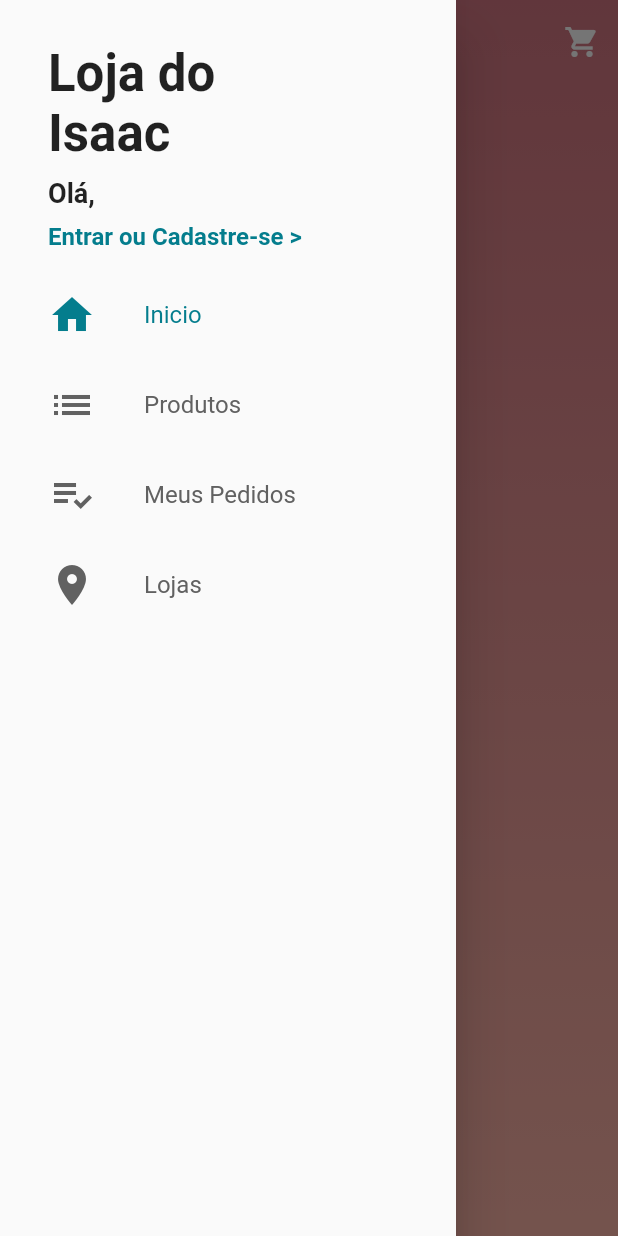
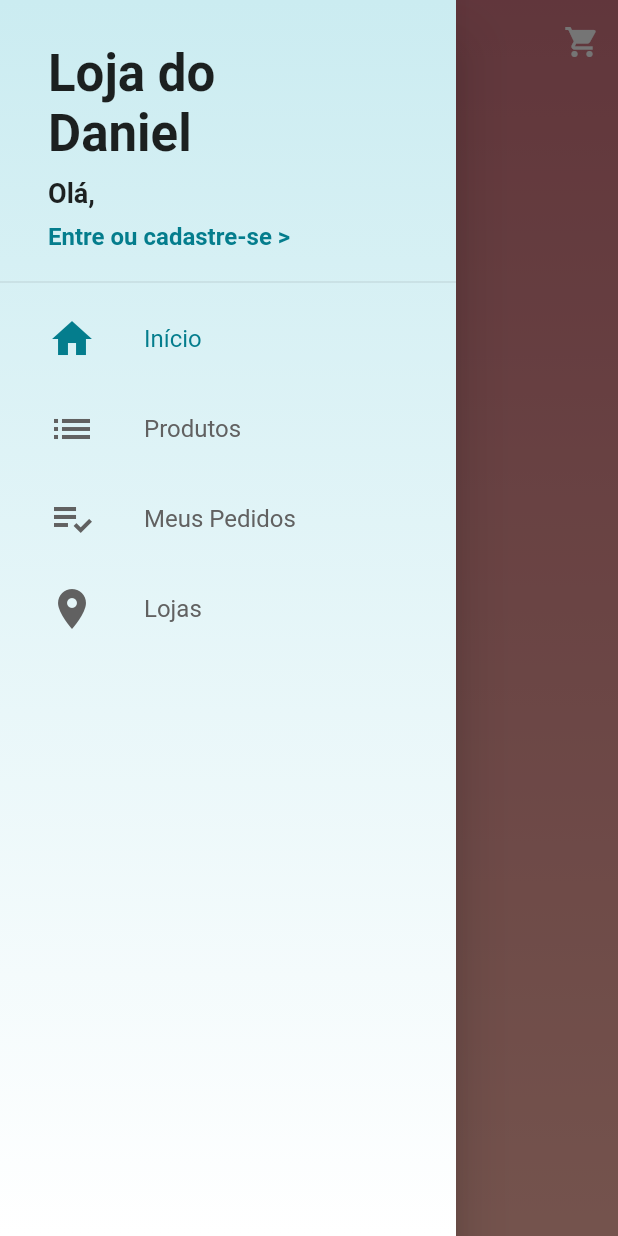
Before and after one commit to leozero3/loja_virtual, a Flutter app: the screen it shows after launch, with the side drawer open, on a phone screen of 412 x 824 dp. Run offline on Flutter 3.47's test engine with Material 2 defaults, Android fonts, the phone set to English and light mode, and no system bars; our stand-ins replace carousel_pro, cloud_firestore, firebase_auth, firebase_core, firebase_storage, image_cropper and 2 more; missing offline and left inert: alphabet_list_scroll_view; accounts and stored records are empty.

Commit message:
arrumando erros

```diff
--- a/lib/common/custom_drawer/custom_drawer.dart
+++ b/lib/common/custom_drawer/custom_drawer.dart
@@ -8,25 +8,39 @@ class CustomDrawer extends StatelessWidget {
   @override
   Widget build(BuildContext context) {
     return Drawer(
-      child: ListView(
+      child: Stack(
         children: <Widget>[
+          Container(
+            decoration: const BoxDecoration(
+                gradient: LinearGradient(
+              colors: [
+                Color.fromARGB(255, 203, 236, 241),
+                Colors.white,
+              ],
+              begin: Alignment.topCenter,
+              end: Alignment.bottomCenter,
+            )),
+          ),
+          ListView(
+            children: [
               CustomDrawerHeader(),
+              const Divider(),
               const DrawerTile(
                 iconData: Icons.home,
-            title: 'Inicio',
+                title: 'Início',
                 page: 0,
               ),
-          const DrawerTile(
+              DrawerTile(
                 iconData: Icons.list,
                 title: 'Produtos',
                 page: 1,
               ),
-          const DrawerTile(
+              DrawerTile(
                 iconData: Icons.playlist_add_check,
                 title: 'Meus Pedidos',
                 page: 2,
               ),
-          const DrawerTile(
+              DrawerTile(
                 iconData: Icons.location_on,
                 title: 'Lojas',
                 page: 3,
@@ -35,11 +49,11 @@ class CustomDrawer extends StatelessWidget {
                 builder: (_, userManager, __) {
                   if (userManager.adminEnabled) {
                     return Column(
-                  children: const [
+                      children: const[
                         Divider(),
                         DrawerTile(
-                      iconData: Icons.supervised_user_circle_outlined,
-                      title: 'Usuarios',
+                          iconData: Icons.settings,
+                          title: 'Usuários',
                           page: 4,
                         ),
                         DrawerTile(
@@ -49,8 +63,12 @@ class CustomDrawer extends StatelessWidget {
                         ),
                       ],
                     );
-              } return Container();
+                  } else {
+                    return Container();
+                  }
                 },
+              )
+            ],
           ),
         ],
       ),
--- a/lib/common/custom_drawer/custom_drawer_header.dart
+++ b/lib/common/custom_drawer/custom_drawer_header.dart
@@ -10,45 +10,47 @@ class CustomDrawerHeader extends StatelessWidget {
       padding: const EdgeInsets.fromLTRB(32, 24, 16, 8),
       height: 180,
       child: Consumer<UserManager>(
-        builder: (_, userMenager, __) {
+        builder: (_, userManager, __){
           return Column(
             crossAxisAlignment: CrossAxisAlignment.start,
             mainAxisAlignment: MainAxisAlignment.spaceAround,
             children: <Widget>[
-              const Text(
-                'Loja do\nIsaac',
+              Text(
+                'Loja do\nDaniel',
                 style: TextStyle(
                   fontSize: 34,
                   fontWeight: FontWeight.bold,
                 ),
               ),
               Text(
-                'Olá, ${userMenager.users?.name ?? ''}',
+                'Olá, ${userManager.user?.name ?? ''}',
                 overflow: TextOverflow.ellipsis,
                 maxLines: 2,
-                style:
-                    const TextStyle(fontSize: 18, fontWeight: FontWeight.bold),
+                style: TextStyle(
+                  fontSize: 18,
+                  fontWeight: FontWeight.bold,
+                ),
               ),
               GestureDetector(
-                  onTap: () {
-                    if (userMenager.isLoggedIn) {
-
-                      /// quando desloga vai pra tela inicial
+                onTap: (){
+                  if(userManager.isLoggedIn){
                     context.read<PageManager>().setPage(0);
-
-                      userMenager.signOut();
+                    userManager.signOut();
                   } else {
                     Navigator.of(context).pushNamed('/login');
                   }
                 },
                 child: Text(
-                    userMenager.isLoggedIn ? 'Sair' : 'Entrar ou Cadastre-se >',
+                  userManager.isLoggedIn
+                      ? 'Sair'
+                      : 'Entre ou cadastre-se >',
                   style: TextStyle(
                     color: Theme.of(context).primaryColor,
                     fontSize: 16,
                     fontWeight: FontWeight.bold,
                   ),
-                  ))
+                ),
+              ),
             ],
           );
         },
--- a/lib/main.dart
+++ b/lib/main.dart
@@ -16,7 +16,7 @@ import 'package:firebase_core/firebase_core.dart';
 
 Future<void> main() async {
   WidgetsFlutterBinding.ensureInitialized();
-  await Firebase.initializeApp();
+  //await Firebase.initializeApp();
   runApp(MyApp());
 }
 
--- a/lib/models/admin_users_manager.dart
+++ b/lib/models/admin_users_manager.dart
@@ -5,15 +5,16 @@ import 'package:lojavirtual/models/user.dart';
 import 'package:lojavirtual/models/user_manager.dart';
 
 class AdminUsersManager extends ChangeNotifier {
-  List<Users> users = [];
-  final FirebaseFirestore firestore = FirebaseFirestore.instance;
+  List<User> users = [];
+
+  final Firestore firestore = Firestore.instance;
 
   StreamSubscription _subscription;
 
   void updateUser(UserManager userManager) {
     _subscription?.cancel();
     if (userManager.adminEnabled) {
-      _listentoUsers();
+      _listenToUsers();
     } else{
       users.clear();
       notifyListeners();
@@ -21,10 +22,12 @@ class AdminUsersManager extends ChangeNotifier {
   }
 
   /// atualiza em tempo real
-  void _listentoUsers() {
-    _subscription = firestore.collection('users').snapshots().listen((snapshot){
-      users = snapshot.docs.map((e) => Users.fromDocument(e)).toList();
-      users.sort((a, b) => a.name.toLowerCase().compareTo(b.name.toLowerCase()));
+  void _listenToUsers(){
+    _subscription = firestore.collection('users').snapshots()
+        .listen((snapshot){
+      users = snapshot.documents.map((d) => User.fromDocument(d)).toList();
+      users.sort((a, b) =>
+          a.name.toLowerCase().compareTo(b.name.toLowerCase()));
       notifyListeners();
     });
   }
@@ -36,14 +39,5 @@ class AdminUsersManager extends ChangeNotifier {
     super.dispose();
   }
 
-  /// atualiza apenas quando abre o app
-  // void _listentoUsers() {
-  //   firestore.collection('users').get().then((snapshot){
-  //     users = snapshot.docs.map((e) => Users.fromDocument(e)).toList();
-  //     users.sort((a, b) => a.name.toLowerCase().compareTo(b.name.toLowerCase()));
-  //     notifyListeners();
-  //   });
-  // }
-
   List<String> get names => users.map((e) => e.name).toList();
 }
--- a/lib/models/cart_product.dart
+++ b/lib/models/cart_product.dart
@@ -9,7 +9,7 @@ class CartProduct extends ChangeNotifier {
   String size;
   String id;
 
-  final FirebaseFirestore firestore = FirebaseFirestore.instance;
+  final Firestore firestore = Firestore.instance;
 
   ItemSize get itemSize {
     if (product == null) return null;
@@ -35,12 +35,12 @@ class CartProduct extends ChangeNotifier {
 
   ///cria um cartProduct com o documento que veio do firebase
   CartProduct.fromDocument(DocumentSnapshot document) {
-    id = document.id;
-    productId = document.data()['pid'] as String;
-    quantity = document.data()['quantity'] as int;
-    size = document.data()['size'] as String;
+    id = document.documentID;
+    productId = document.data['pid'] as String;
+    quantity = document.data['quantity'] as int;
+    size = document.data['size'] as String;
 
-    firestore.doc('products/$productId').get().then((doc) {
+    firestore.document('products/$productId').get().then((doc) {
       product = Product.fromDocument(doc);
       notifyListeners();
     });
--- a/lib/models/home_manager.dart
+++ b/lib/models/home_manager.dart
@@ -3,7 +3,7 @@ import 'package:flutter/material.dart';
 import 'package:lojavirtual/models/section.dart';
 
 class HomeManager extends ChangeNotifier{
-  final FirebaseFirestore firestore = FirebaseFirestore.instance;
+  final Firestore firestore = Firestore.instance;
 
   HomeManager() {
     _loadSections();
@@ -14,7 +14,7 @@ class HomeManager extends ChangeNotifier{
   Future<void> _loadSections() async {
     firestore.collection('home').snapshots().listen((snapshot) {
       section.clear();
-      for (final DocumentSnapshot document in snapshot.docs) {
+      for (final DocumentSnapshot document in snapshot.documents) {
         section.add(Section.fromDocument(document));
       }
       notifyListeners();
--- a/lib/models/product_manager.dart
+++ b/lib/models/product_manager.dart
@@ -7,7 +7,7 @@ class ProductManager extends ChangeNotifier {
     _loadAllProducts();
   }
 
-  final FirebaseFirestore firestore = FirebaseFirestore.instance;
+  final Firestore firestore = Firestore.instance;
   List<Product> allProducts = [];
   String _search = '';
 
@@ -32,8 +32,8 @@ class ProductManager extends ChangeNotifier {
   }
 
   Future<void> _loadAllProducts() async {
-    final QuerySnapshot snapProducts = await firestore.collection('products').get();
-    allProducts = snapProducts.docs.map((d) => Product.fromDocument(d)).toList();
+    final QuerySnapshot snapProducts = await firestore.collection('products').getDocuments();
+    allProducts = snapProducts.documents.map((d) => Product.fromDocument(d)).toList();
     print('manager 3 ========================');
     notifyListeners();
   }
--- a/lib/models/section.dart
+++ b/lib/models/section.dart
@@ -7,9 +7,9 @@ class Section {
   List<SectionItem> items;
 
   Section.fromDocument(DocumentSnapshot document) {
-    name = document.data()['name'] as String;
-    type = document.data()['type'] as String;
-    items = (document.data()['items'] as List)
+    name = document.data['name'] as String;
+    type = document.data['type'] as String;
+    items = (document.data['items'] as List)
         .map((i) => SectionItem.fromMap(i as Map<String, dynamic>))
         .toList();
   }
--- a/lib/models/user.dart
+++ b/lib/models/user.dart
@@ -1,6 +1,6 @@
 import 'package:cloud_firestore/cloud_firestore.dart';
 
-class Users {
+class User {
 
   String id;
   String name;
@@ -9,22 +9,22 @@ class Users {
   String confirmPassword;
   bool admin = false;
 
-  Users({this.name, this.email, this.password, this.id});
+  User({this.name, this.email, this.password, this.id});
 
-  Users.fromDocument(DocumentSnapshot document) {
+  User.fromDocument(DocumentSnapshot document) {
 
-    id = document.id;
-    name = document.data()['name'] as String;
-    email = document.data()['email'] as String;
+    id = document.documentID;
+    name = document.data['name'] as String;
+    email = document.data['email'] as String;
   }
 
   DocumentReference get firestoreRef =>
-      FirebaseFirestore.instance.doc('users/$id');
+      Firestore.instance.document('users/$id');
 
   CollectionReference get cartReference => firestoreRef.collection('cart');
 
   Future<void> saveData() async {
-    await firestoreRef.set(toMap());
+    await firestoreRef.setData(toMap());
   }
 
   Map<String, dynamic> toMap() {
--- a/lib/screens/login/login_screen.dart
+++ b/lib/screens/login/login_screen.dart
@@ -80,7 +80,7 @@ class LoginScreen extends StatelessWidget {
                             : () {
                                 if (formKey.currentState.validate()) {
                                   userManager.signIn(
-                                      users: Users(
+                                      user: User(
                                         email: emailController.text,
                                         password: passController.text,
                                       ),
--- a/lib/screens/signup/signup_screen.dart
+++ b/lib/screens/signup/signup_screen.dart
@@ -9,7 +9,7 @@ class SignUpScreen extends StatelessWidget {
   final formKey = GlobalKey<FormState>();
   final scaffoldKey = GlobalKey<ScaffoldState>();
 
-  final Users users = Users();
+  final User users = User();
 
   @override
   Widget build(BuildContext context) {
@@ -106,7 +106,7 @@ class SignUpScreen extends StatelessWidget {
                           return;
                         }
                         context.read<UserManager>().signUp(
-                          users: users,
+                          user: users,
                           onSuccess: (){
                             Navigator.of(context).pop();
 
```
Also changed, not shown: lib/models/cart_manager.dart (+7 -7 lines), lib/models/product.dart (+40 -14 lines), lib/models/user_manager.dart (+22 -25 lines), lib/screens/cart/components/cart_tile.dart (+25 -26 lines), lib/screens/edit_product/components/images_form.dart (+20 -14 lines), lib/screens/products/components/product_list_tile.dart (+24 -10 lines), pubspec.yaml (+11 -12 lines), pubspec.lock. Lines whose indentation alone changed are shown as unchanged.
